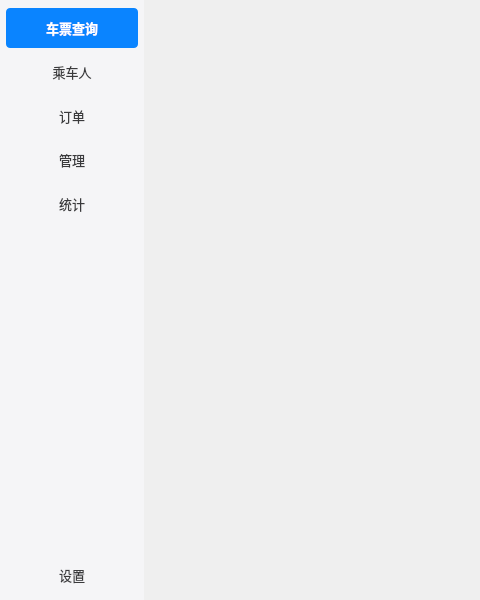
Old version of the form mainwindow.ui in the repository miunerofrade/seu-qt-summer-school; both pictures show x 0 to 480 and y 0 to 600 of the 800 by 600 pixel window.
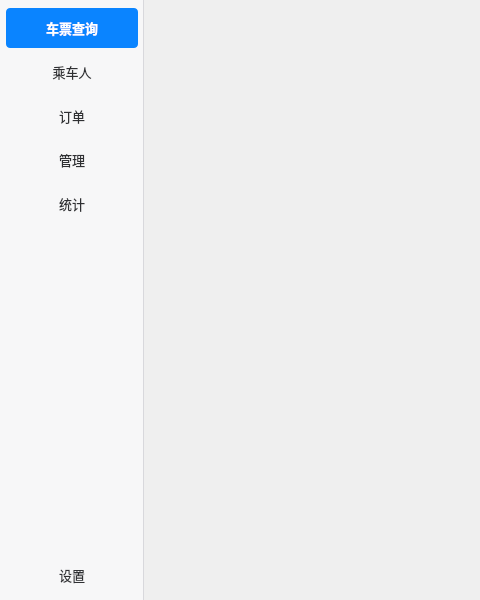
New version of the form.

Commit message: chore:修改了一些配色和圆角

Diff of the .ui file:
```diff
--- a/mainwindow.ui
+++ b/mainwindow.ui
@@ -48,7 +48,8 @@
       </property>
       <property name="styleSheet">
        <string notr="true">QWidget#navWidget {
-    background-color: #F5F5F7;
+    background-color: #F7F7F8;
+    border-right: 1px solid #D8D8DC;
 }
 
 QToolButton {
@@ -56,9 +57,9 @@
     border: none;
     border-radius: 4px;
 
-    padding: 8px 12px;
+    padding: 4px 12px;
 
-    color: #3A3A3C;
+    color: #2F3033;
     font-size: 13px;
     text-align: left;
 }
```
Left out of the diff: 4 changed lines with no effect on the pictures. The commit also changes 1 other file.
